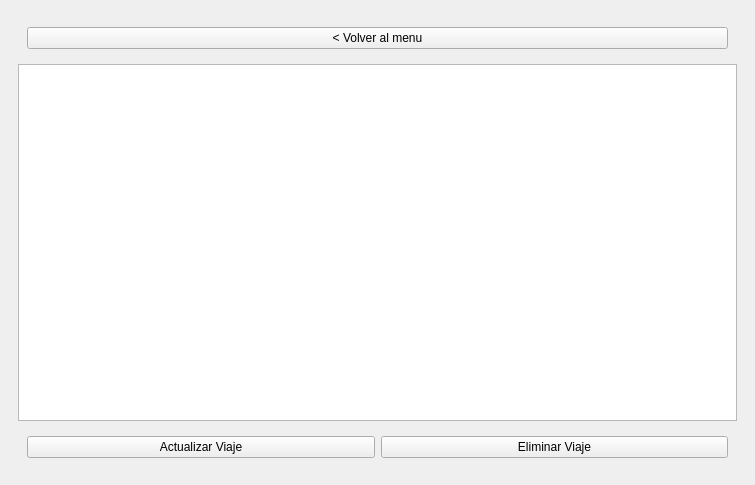
The window that misviajes.ui (ilopjim13/PersistenciaDatos_PyQT) describes before a commit, drawn with Qt 5.
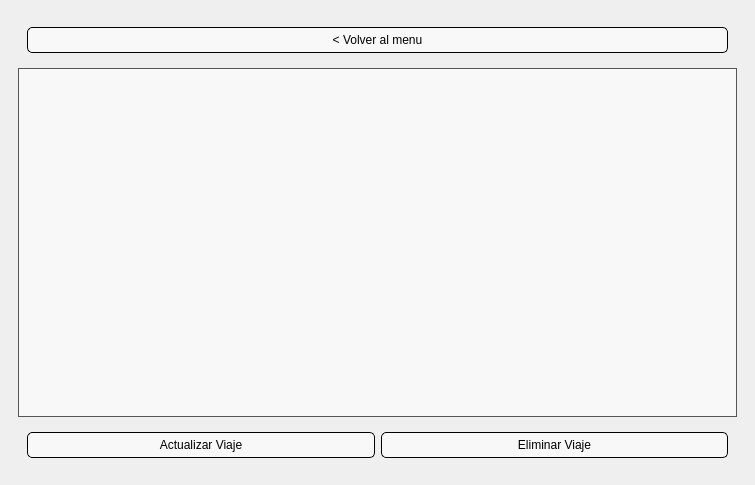
The same window after the commit. Icons and pictures are not drawn.

Patch:
```diff
--- a/misviajes.ui
+++ b/misviajes.ui
@@ -19,7 +19,53 @@
   <property name="windowTitle">
    <string>Gestión de Viajes</string>
   </property>
-  <widget class="QWidget" name="centralwidget">
+  <widget class="QWidget" name="principal">
+   <property name="styleSheet">
+    <string notr="true">#principal{
+background-image: url(:/icons/recursos/media/fondo.jpg);
+background-repeat: no-repeat;
+background-position: center;
+background-attachment: fixed;
+}
+QTableWidget {
+background-color: rgba(255, 255, 255, 150); /* Fondo blanco con 150 de opacidad (0-255) */
+color: black; 
+border: 1px solid #555; /* Borde gris */
+padding: 5px; /* Espaciado interno */
+}
+QTableWidget::item {
+padding: 5px; /* Espaciado interno en cada item */
+color: black; 
+margin: 5px; /* Espaciado externo en cada item */
+}
+QTableWidget::item:selected {
+background-color: rgba(100, 100, 255, 200); /* Fondo azul al seleccionar un item */
+color: black; /* Color del texto al seleccionar */
+}
+QTableWidget QTableCornerButton::section {
+background-color: rgba(255, 255, 255, 50); /* Fondo semitransparente para las cabeceras */
+color: black; /* Color del texto en las cabeceras */
+border: 1px solid black; /* Borde negro */
+}
+QTableWidget::horizontalHeader {
+background-color: rgba(255, 255, 255, 50); /* Fondo semitransparente para las cabeceras horizontales */
+color: black; /* Color del texto en las cabeceras */
+border: 1px solid black; /* Borde negro */
+}
+QPushButton {
+background-color: rgba(255, 255, 255, 150); /* Fondo semitransparente para los botones */
+color: black; /* Color del texto en los botones */
+border: 1px solid black; /* Borde negro */
+padding: 5px; /* Espaciado interno */
+border-radius: 5px; /* Bordes redondeados */
+}
+QPushButton:hover {
+background-color: rgba(200, 200, 200, 200); /* Fondo más oscuro al pasar el ratón */
+}
+QPushButton:pressed {
+background-color: rgba(150, 150, 150, 200); /* Fondo aún más oscuro al presionar */
+}</string>
+   </property>
    <layout class="QVBoxLayout" name="verticalLayout_3">
     <item>
      <widget class="QWidget" name="widget" native="true">
```
Left out of the diff: 4 changed lines with no effect on the pictures.
